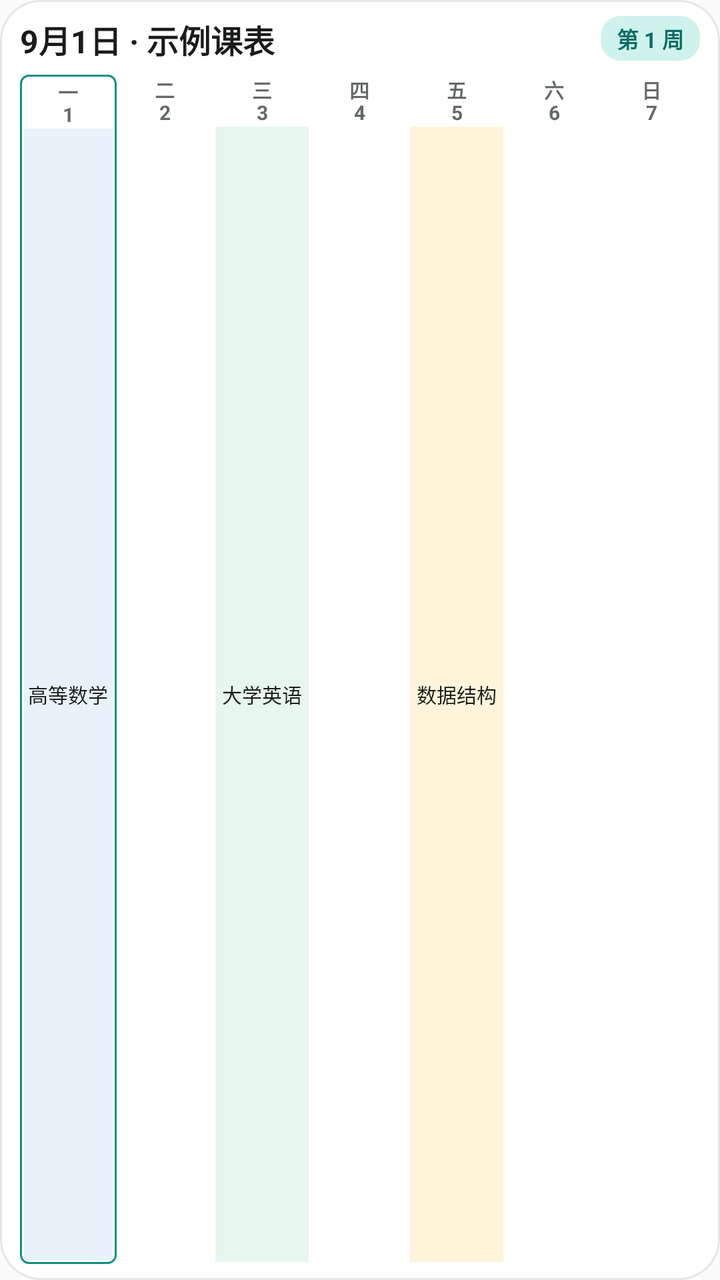
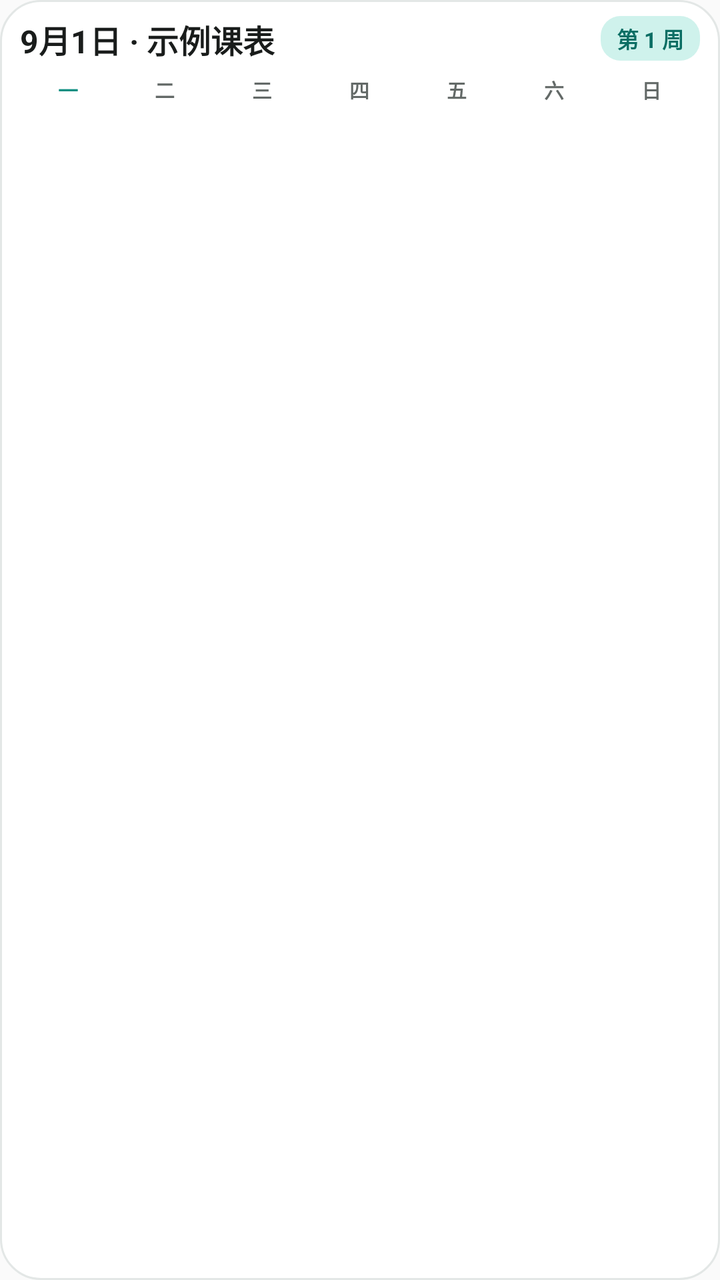

Screens rendered from an Android XML layout before and after an edit, with the pre-edit source and the edit as a unified diff.
<!-- AndroidManifest.xml: application theme Theme.JaySayCourseTable -->
<!-- res/layout/widget_week_preview.xml -->
<?xml version="1.0" encoding="utf-8"?>
<RelativeLayout xmlns:android="http://schemas.android.com/apk/res/android"
    android:layout_width="match_parent"
    android:layout_height="match_parent"
    android:background="@drawable/widget_background"
    android:paddingStart="10dp"
    android:paddingTop="8dp"
    android:paddingEnd="10dp"
    android:paddingBottom="8dp">

    <RelativeLayout
        android:id="@+id/widget_week_header"
        android:layout_width="match_parent"
        android:layout_height="wrap_content">

        <TextView
            android:id="@+id/widget_week_badge"
            android:layout_width="wrap_content"
            android:layout_height="wrap_content"
            android:layout_alignParentEnd="true"
            android:background="@drawable/widget_status_background"
            android:paddingStart="8dp"
            android:paddingTop="3dp"
            android:paddingEnd="8dp"
            android:paddingBottom="3dp"
            android:textColor="@color/widget_status_text"
            android:textSize="11sp"
            android:textStyle="bold"
            android:text="第 1 周" />

        <TextView
            android:id="@+id/widget_week_date"
            android:layout_width="match_parent"
            android:layout_height="wrap_content"
            android:layout_centerVertical="true"
            android:layout_marginEnd="8dp"
            android:layout_toStartOf="@id/widget_week_badge"
            android:ellipsize="end"
            android:maxLines="1"
            android:textColor="@color/widget_text_primary"
            android:textSize="16sp"
            android:textStyle="bold"
            android:text="9月1日 · 示例课表" />
    </RelativeLayout>

    <LinearLayout
        android:id="@+id/widget_week_grid"
        android:layout_width="match_parent"
        android:layout_height="match_parent"
        android:layout_below="@id/widget_week_header"
        android:layout_marginTop="6dp"
        android:baselineAligned="false"
        android:orientation="horizontal">

        <LinearLayout
            android:layout_width="0dp"
            android:layout_height="match_parent"
            android:layout_weight="1"
            android:background="@drawable/widget_week_today_border"
            android:orientation="vertical"
            android:padding="1dp">

            <TextView
                style="@style/WidgetWeekPreviewDayHeader"
                android:layout_width="match_parent"
                android:layout_height="wrap_content"
                android:text="一\n1" />

            <TextView
                style="@style/WidgetWeekPreviewCell"
                android:layout_width="match_parent"
                android:layout_height="0dp"
                android:layout_weight="1"
                android:layout_margin="1dp"
                android:background="#D1E3F0FB"
                android:text="高等数学" />
        </LinearLayout>

        <LinearLayout
            android:layout_width="0dp"
            android:layout_height="match_parent"
            android:layout_weight="1"
            android:orientation="vertical">

            <TextView
                style="@style/WidgetWeekPreviewDayHeader"
                android:layout_width="match_parent"
                android:layout_height="wrap_content"
                android:text="二\n2" />

            <TextView
                style="@style/WidgetWeekPreviewCell"
                android:layout_width="match_parent"
                android:layout_height="0dp"
                android:layout_weight="1"
                android:layout_margin="1dp" />
        </LinearLayout>

        <LinearLayout
            android:layout_width="0dp"
            android:layout_height="match_parent"
            android:layout_weight="1"
            android:orientation="vertical">

            <TextView
                style="@style/WidgetWeekPreviewDayHeader"
                android:layout_width="match_parent"
                android:layout_height="wrap_content"
                android:text="三\n3" />

            <TextView
                style="@style/WidgetWeekPreviewCell"
                android:layout_width="match_parent"
                android:layout_height="0dp"
                android:layout_weight="1"
                android:layout_margin="1dp"
                android:background="#D1E2F6E9"
                android:text="大学英语" />
        </LinearLayout>

        <LinearLayout
            android:layout_width="0dp"
            android:layout_height="match_parent"
            android:layout_weight="1"
            android:orientation="vertical">

            <TextView
                style="@style/WidgetWeekPreviewDayHeader"
                android:layout_width="match_parent"
                android:layout_height="wrap_content"
                android:text="四\n4" />

            <TextView
                style="@style/WidgetWeekPreviewCell"
                android:layout_width="match_parent"
                android:layout_height="0dp"
                android:layout_weight="1"
                android:layout_margin="1dp" />
        </LinearLayout>

        <LinearLayout
            android:layout_width="0dp"
            android:layout_height="match_parent"
            android:layout_weight="1"
            android:orientation="vertical">

            <TextView
                style="@style/WidgetWeekPreviewDayHeader"
                android:layout_width="match_parent"
                android:layout_height="wrap_content"
                android:text="五\n5" />

            <TextView
                style="@style/WidgetWeekPreviewCell"
                android:layout_width="match_parent"
                android:layout_height="0dp"
                android:layout_weight="1"
                android:layout_margin="1dp"
                android:background="#D1FDF2D2"
                android:text="数据结构" />
        </LinearLayout>

        <LinearLayout
            android:layout_width="0dp"
            android:layout_height="match_parent"
            android:layout_weight="1"
            android:orientation="vertical">

            <TextView
                style="@style/WidgetWeekPreviewDayHeader"
                android:layout_width="match_parent"
                android:layout_height="wrap_content"
                android:text="六\n6" />

            <TextView
                style="@style/WidgetWeekPreviewCell"
                android:layout_width="match_parent"
                android:layout_height="0dp"
                android:layout_weight="1"
                android:layout_margin="1dp" />
        </LinearLayout>

        <LinearLayout
            android:layout_width="0dp"
            android:layout_height="match_parent"
            android:layout_weight="1"
            android:orientation="vertical">

            <TextView
                style="@style/WidgetWeekPreviewDayHeader"
                android:layout_width="match_parent"
                android:layout_height="wrap_content"
                android:text="日\n7" />

            <TextView
                style="@style/WidgetWeekPreviewCell"
                android:layout_width="match_parent"
                android:layout_height="0dp"
                android:layout_weight="1"
                android:layout_margin="1dp" />
        </LinearLayout>
    </LinearLayout>
</RelativeLayout>
<!-- resources referenced by this layout -->
<resources>
  <color name="widget_status_text">#0B6E64</color>
  <color name="widget_text_primary">#191C1B</color>
  <!-- drawable widget_background (drawable) -->
  <?xml version="1.0" encoding="utf-8"?>
  <shape xmlns:android="http://schemas.android.com/apk/res/android"
      android:shape="rectangle">
      <solid android:color="@color/widget_background" />
      <corners android:radius="20dp" />
      <stroke
          android:width="1dp"
          android:color="@color/widget_border" />
  </shape>
  <!-- drawable widget_status_background (drawable) -->
  <?xml version="1.0" encoding="utf-8"?>
  <shape xmlns:android="http://schemas.android.com/apk/res/android"
      android:shape="rectangle">
      <solid android:color="@color/widget_status_background" />
      <corners android:radius="10dp" />
  </shape>
  <!-- drawable widget_week_today_border (drawable) -->
  <?xml version="1.0" encoding="utf-8"?>
  <shape xmlns:android="http://schemas.android.com/apk/res/android"
      android:shape="rectangle">
      <solid android:color="@android:color/transparent" />
      <corners android:radius="4dp" />
      <stroke
          android:width="1dp"
          android:color="@color/widget_accent" />
  </shape>
  <style name="WidgetWeekPreviewCell">
          <item name="android:ellipsize">end</item>
          <item name="android:gravity">center</item>
          <item name="android:lineSpacingMultiplier">0.9</item>
          <item name="android:maxLines">2</item>
          <item name="android:paddingStart">2dp</item>
          <item name="android:paddingTop">1dp</item>
          <item name="android:paddingEnd">2dp</item>
          <item name="android:paddingBottom">1dp</item>
          <item name="android:textColor">@color/widget_text_primary</item>
          <item name="android:textSize">10sp</item>
      </style>
  <style name="WidgetWeekPreviewDayHeader">
          <item name="android:gravity">center</item>
          <item name="android:includeFontPadding">false</item>
          <item name="android:lineSpacingMultiplier">0.9</item>
          <item name="android:textColor">@color/widget_text_secondary</item>
          <item name="android:textSize">10sp</item>
          <item name="android:textStyle">bold</item>
      </style>
  <style name="Theme.JaySayCourseTable" parent="android:Theme.Material.Light.NoActionBar">
          <item name="android:statusBarColor">@android:color/transparent</item>
          <item name="android:navigationBarColor">@android:color/transparent</item>
      </style>
  <color name="widget_background">#FFFFFF</color>
  <color name="widget_border">#E3E7E6</color>
  <color name="widget_status_background">#CFF2EC</color>
  <color name="widget_accent">#0F8F82</color>
  <color name="widget_text_secondary">#636967</color>
</resources>

<!-- the commit's change to res/layout/widget_week_preview.xml (unified diff, before → after) -->
@@ -23,6 +23,8 @@
             android:paddingTop="3dp"
             android:paddingEnd="8dp"
             android:paddingBottom="3dp"
+            android:ellipsize="end"
+            android:maxLines="1"
             android:textColor="@color/widget_status_text"
             android:textSize="11sp"
             android:textStyle="bold"
@@ -37,6 +39,7 @@
             android:layout_toStartOf="@id/widget_week_badge"
             android:ellipsize="end"
             android:maxLines="1"
+            android:singleLine="true"
             android:textColor="@color/widget_text_primary"
             android:textSize="16sp"
             android:textStyle="bold"
@@ -44,160 +47,105 @@
     </RelativeLayout>
 
     <LinearLayout
-        android:id="@+id/widget_week_grid"
+        android:id="@+id/widget_week_weekdays"
         android:layout_width="match_parent"
-        android:layout_height="match_parent"
+        android:layout_height="wrap_content"
         android:layout_below="@id/widget_week_header"
         android:layout_marginTop="6dp"
         android:baselineAligned="false"
         android:orientation="horizontal">
+        <TextView style="@style/WidgetWeekDayLabel" android:textColor="@color/widget_accent" android:text="一" />
+        <TextView style="@style/WidgetWeekDayLabel" android:text="二" />
+        <TextView style="@style/WidgetWeekDayLabel" android:text="三" />
+        <TextView style="@style/WidgetWeekDayLabel" android:text="四" />
+        <TextView style="@style/WidgetWeekDayLabel" android:text="五" />
+        <TextView style="@style/WidgetWeekDayLabel" android:text="六" />
+        <TextView style="@style/WidgetWeekDayLabel" android:text="日" />
+    </LinearLayout>
 
-        <LinearLayout
-            android:layout_width="0dp"
-            android:layout_height="match_parent"
-            android:layout_weight="1"
-            android:background="@drawable/widget_week_today_border"
-            android:orientation="vertical"
-            android:padding="1dp">
-
-            <TextView
-                style="@style/WidgetWeekPreviewDayHeader"
-                android:layout_width="match_parent"
-                android:layout_height="wrap_content"
-                android:text="一\n1" />
-
-            <TextView
-                style="@style/WidgetWeekPreviewCell"
-                android:layout_width="match_parent"
-                android:layout_height="0dp"
-                android:layout_weight="1"
-                android:layout_margin="1dp"
-                android:background="#D1E3F0FB"
-                android:text="高等数学" />
-        </LinearLayout>
-
-        <LinearLayout
-            android:layout_width="0dp"
-            android:layout_height="match_parent"
-            android:layout_weight="1"
-            android:orientation="vertical">
-
-            <TextView
-                style="@style/WidgetWeekPreviewDayHeader"
-                android:layout_width="match_parent"
-                android:layout_height="wrap_content"
-                android:text="二\n2" />
-
-            <TextView
-                style="@style/WidgetWeekPreviewCell"
-                android:layout_width="match_parent"
-                android:layout_height="0dp"
-                android:layout_weight="1"
-                android:layout_margin="1dp" />
-        </LinearLayout>
-
-        <LinearLayout
-            android:layout_width="0dp"
-            android:layout_height="match_parent"
-            android:layout_weight="1"
-            android:orientation="vertical">
-
-            <TextView
-                style="@style/WidgetWeekPreviewDayHeader"
-                android:layout_width="match_parent"
-                android:layout_height="wrap_content"
-                android:text="三\n3" />
-
-            <TextView
-                style="@style/WidgetWeekPreviewCell"
-                android:layout_width="match_parent"
-                android:layout_height="0dp"
-                android:layout_weight="1"
-                android:layout_margin="1dp"
-                android:background="#D1E2F6E9"
-                android:text="大学英语" />
-        </LinearLayout>
-
-        <LinearLayout
-            android:layout_width="0dp"
-            android:layout_height="match_parent"
-            android:layout_weight="1"
-            android:orientation="vertical">
-
-            <TextView
-                style="@style/WidgetWeekPreviewDayHeader"
-                android:layout_width="match_parent"
-                android:layout_height="wrap_content"
-                android:text="四\n4" />
-
-            <TextView
-                style="@style/WidgetWeekPreviewCell"
-                android:layout_width="match_parent"
-                android:layout_height="0dp"
-                android:layout_weight="1"
-                android:layout_margin="1dp" />
-        </LinearLayout>
-
-        <LinearLayout
-            android:layout_width="0dp"
-            android:layout_height="match_parent"
-            android:layout_weight="1"
-            android:orientation="vertical">
-
-            <TextView
-                style="@style/WidgetWeekPreviewDayHeader"
-                android:layout_width="match_parent"
-                android:layout_height="wrap_content"
-                android:text="五\n5" />
-
-            <TextView
-                style="@style/WidgetWeekPreviewCell"
-                android:layout_width="match_parent"
-                android:layout_height="0dp"
-                android:layout_weight="1"
-                android:layout_margin="1dp"
-                android:background="#D1FDF2D2"
-                android:text="数据结构" />
-        </LinearLayout>
-
-        <LinearLayout
-            android:layout_width="0dp"
-            android:layout_height="match_parent"
-            android:layout_weight="1"
-            android:orientation="vertical">
-
-            <TextView
-                style="@style/WidgetWeekPreviewDayHeader"
-                android:layout_width="match_parent"
-                android:layout_height="wrap_content"
-                android:text="六\n6" />
-
-            <TextView
-                style="@style/WidgetWeekPreviewCell"
-                android:layout_width="match_parent"
-                android:layout_height="0dp"
-                android:layout_weight="1"
-                android:layout_margin="1dp" />
-        </LinearLayout>
-
-        <LinearLayout
-            android:layout_width="0dp"
-            android:layout_height="match_parent"
-            android:layout_weight="1"
-            android:orientation="vertical">
-
-            <TextView
-                style="@style/WidgetWeekPreviewDayHeader"
-                android:layout_width="match_parent"
-                android:layout_height="wrap_content"
-                android:text="日\n7" />
-
-            <TextView
-                style="@style/WidgetWeekPreviewCell"
-                android:layout_width="match_parent"
-                android:layout_height="0dp"
-                android:layout_weight="1"
-                android:layout_margin="1dp" />
-        </LinearLayout>
+    <LinearLayout
+        android:layout_width="match_parent"
+        android:layout_height="match_parent"
+        android:layout_below="@id/widget_week_weekdays"
+        android:layout_marginTop="3dp"
+        android:orientation="vertical">
+    <LinearLayout style="@style/WidgetWeekRow">
+        <TextView style="@style/WidgetWeekPreviewCell"
+        android:text="高等数学"
+        android:background="#E3F0FB" />
+        <TextView style="@style/WidgetWeekPreviewCell"
+        android:text="大学英语"
+        android:background="#E2F6E9" />
+        <TextView style="@style/WidgetWeekPreviewCell"
+        android:text="操作系统"
+        android:background="#FDF2D2" />
+        <TextView style="@style/WidgetWeekPreviewCell" />
+        <TextView style="@style/WidgetWeekPreviewCell" />
+        <TextView style="@style/WidgetWeekPreviewCell" />
+        <TextView style="@style/WidgetWeekPreviewCell" />
+    </LinearLayout>
+    <LinearLayout style="@style/WidgetWeekRow">
+        <TextView style="@style/WidgetWeekPreviewCell"
+        android:text="高等数学"
+        android:background="#E3F0FB" />
+        <TextView style="@style/WidgetWeekPreviewCell"
+        android:text="大学英语"
+        android:background="#E2F6E9" />
+        <TextView style="@style/WidgetWeekPreviewCell"
+        android:text="操作系统"
+        android:background="#FDF2D2" />
+        <TextView style="@style/WidgetWeekPreviewCell" />
+        <TextView style="@style/WidgetWeekPreviewCell" />
+        <TextView style="@style/WidgetWeekPreviewCell" />
+        <TextView style="@style/WidgetWeekPreviewCell" />
+    </LinearLayout>
+    <LinearLayout style="@style/WidgetWeekRow">
+        <TextView style="@style/WidgetWeekPreviewCell" />
+        <TextView style="@style/WidgetWeekPreviewCell" />
+        <TextView style="@style/WidgetWeekPreviewCell" />
+        <TextView style="@style/WidgetWeekPreviewCell"
+        android:text="移动应用开发实践"
+        android:background="#DCF3F0" />
+        <TextView style="@style/WidgetWeekPreviewCell" />
+        <TextView style="@style/WidgetWeekPreviewCell" />
+        <TextView style="@style/WidgetWeekPreviewCell" />
+    </LinearLayout>
+    <LinearLayout style="@style/WidgetWeekRow">
+        <TextView style="@style/WidgetWeekPreviewCell" />
+        <TextView style="@style/WidgetWeekPreviewCell" />
+        <TextView style="@style/WidgetWeekPreviewCell" />
+        <TextView style="@style/WidgetWeekPreviewCell"
+        android:text="移动应用开发实践"
+        android:background="#DCF3F0" />
+        <TextView style="@style/WidgetWeekPreviewCell" />
+        <TextView style="@style/WidgetWeekPreviewCell" />
+        <TextView style="@style/WidgetWeekPreviewCell" />
+    </LinearLayout>
+    <LinearLayout style="@style/WidgetWeekRow">
+        <TextView style="@style/WidgetWeekPreviewCell" />
+        <TextView style="@style/WidgetWeekPreviewCell" />
+        <TextView style="@style/WidgetWeekPreviewCell" />
+        <TextView style="@style/WidgetWeekPreviewCell" />
+        <TextView style="@style/WidgetWeekPreviewCell" />
+        <TextView style="@style/WidgetWeekPreviewCell"
+        android:text="马克思主义基本原理"
+        android:background="#FBEEDF" />
+        <TextView style="@style/WidgetWeekPreviewCell"
+        android:text="体育"
+        android:background="#FCE7EA" />
+    </LinearLayout>
+    <LinearLayout style="@style/WidgetWeekRow">
+        <TextView style="@style/WidgetWeekPreviewCell" />
+        <TextView style="@style/WidgetWeekPreviewCell" />
+        <TextView style="@style/WidgetWeekPreviewCell" />
+        <TextView style="@style/WidgetWeekPreviewCell" />
+        <TextView style="@style/WidgetWeekPreviewCell" />
+        <TextView style="@style/WidgetWeekPreviewCell"
+        android:text="马克思主义基本原理"
+        android:background="#FBEEDF" />
+        <TextView style="@style/WidgetWeekPreviewCell"
+        android:text="体育"
+        android:background="#FCE7EA" />
+    </LinearLayout>
     </LinearLayout>
 </RelativeLayout>
<!-- resource entries referenced after the edit -->
@@ -19,16 +19,18 @@
       <solid android:color="@color/widget_status_background" />
       <corners android:radius="10dp" />
   </shape>
-  <!-- drawable widget_week_today_border (drawable) -->
-  <?xml version="1.0" encoding="utf-8"?>
-  <shape xmlns:android="http://schemas.android.com/apk/res/android"
-      android:shape="rectangle">
-      <solid android:color="@android:color/transparent" />
-      <corners android:radius="4dp" />
-      <stroke
-          android:width="1dp"
-          android:color="@color/widget_accent" />
-  </shape>
+  <style name="WidgetWeekDayLabel">
+          <item name="android:layout_width">0dp</item>
+          <item name="android:layout_height">wrap_content</item>
+          <item name="android:layout_weight">1</item>
+          <item name="android:ellipsize">end</item>
+          <item name="android:gravity">center</item>
+          <item name="android:includeFontPadding">false</item>
+          <item name="android:maxLines">1</item>
+          <item name="android:textColor">@color/widget_text_secondary</item>
+          <item name="android:textSize">10sp</item>
+          <item name="android:textStyle">bold</item>
+      </style>
   <style name="WidgetWeekPreviewCell">
           <item name="android:ellipsize">end</item>
           <item name="android:gravity">center</item>
@@ -41,13 +43,12 @@
           <item name="android:textColor">@color/widget_text_primary</item>
           <item name="android:textSize">10sp</item>
       </style>
-  <style name="WidgetWeekPreviewDayHeader">
-          <item name="android:gravity">center</item>
-          <item name="android:includeFontPadding">false</item>
-          <item name="android:lineSpacingMultiplier">0.9</item>
-          <item name="android:textColor">@color/widget_text_secondary</item>
-          <item name="android:textSize">10sp</item>
-          <item name="android:textStyle">bold</item>
+  <style name="WidgetWeekRow">
+          <item name="android:layout_width">match_parent</item>
+          <item name="android:layout_height">0dp</item>
+          <item name="android:layout_weight">1</item>
+          <item name="android:baselineAligned">false</item>
+          <item name="android:orientation">horizontal</item>
       </style>
   <style name="Theme.JaySayCourseTable" parent="android:Theme.Material.Light.NoActionBar">
           <item name="android:statusBarColor">@android:color/transparent</item>
